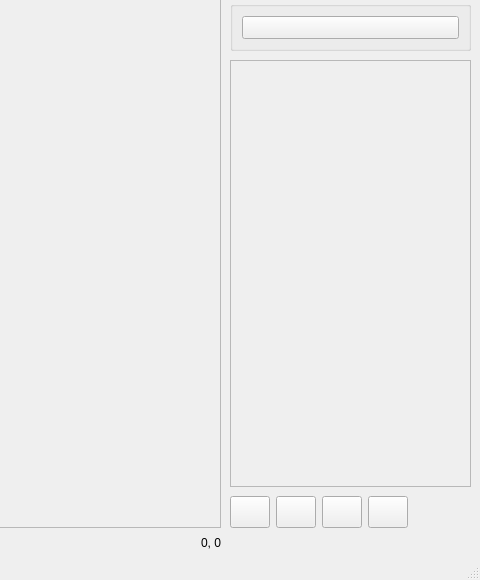
Before: the Qt Designer form src/airunner/pyqt/main_window.ui in Capsize-Games/airunner, drawn with Qt 5; both pictures show x 715 to 1195 and y 300 to 880 of the 1195 by 880 pixel window.
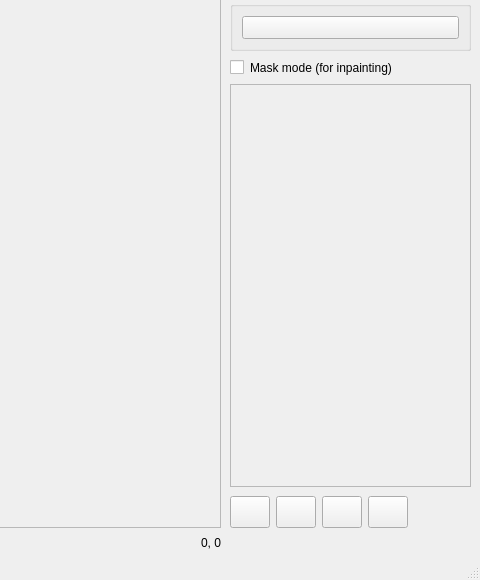
After: the same form once the commit is applied. Icons and pictures are not drawn.

Commit message: fixes image compositing and adds preliminary mask logic

The edit to the form file:
```diff
--- a/src/airunner/pyqt/main_window.ui
+++ b/src/airunner/pyqt/main_window.ui
@@ -162,7 +162,7 @@
             <x>0</x>
             <y>0</y>
             <width>239</width>
-            <height>408</height>
+            <height>381</height>
            </rect>
           </property>
           <property name="sizePolicy">
@@ -667,6 +667,13 @@
          </layout>
         </widget>
        </item>
+       <item row="3" column="0">
+        <widget class="QCheckBox" name="maskModeCheckbox">
+         <property name="text">
+          <string>Mask mode (for inpainting)</string>
+         </property>
+        </widget>
+       </item>
       </layout>
      </widget>
     </item>
```
Left out of the diff: 10 changed lines with no effect on the pictures. The commit also changes 6 other files.
